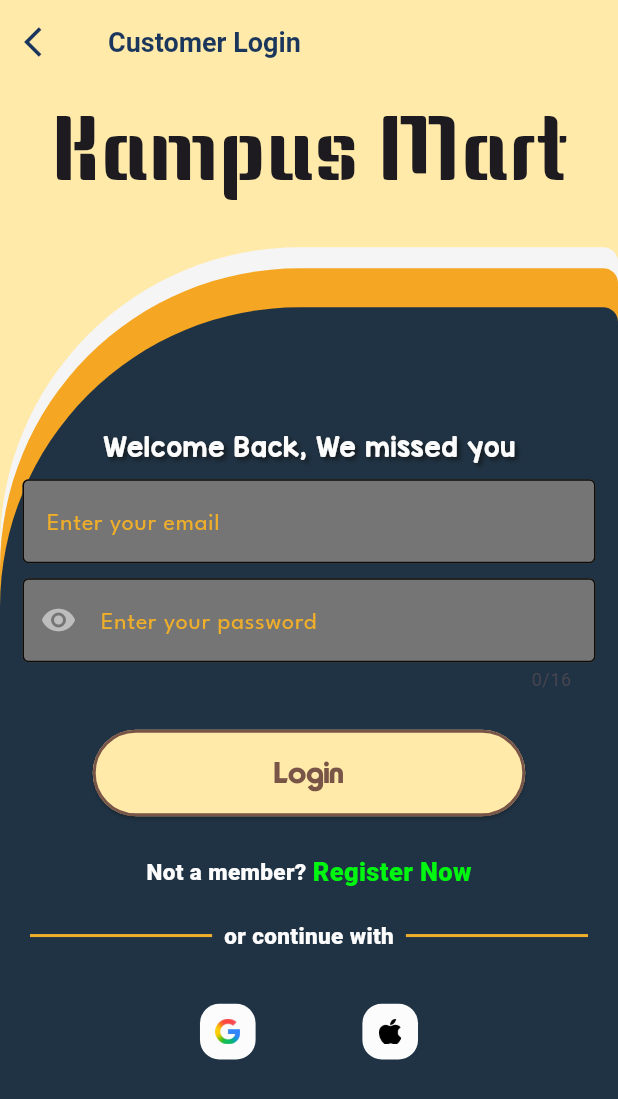
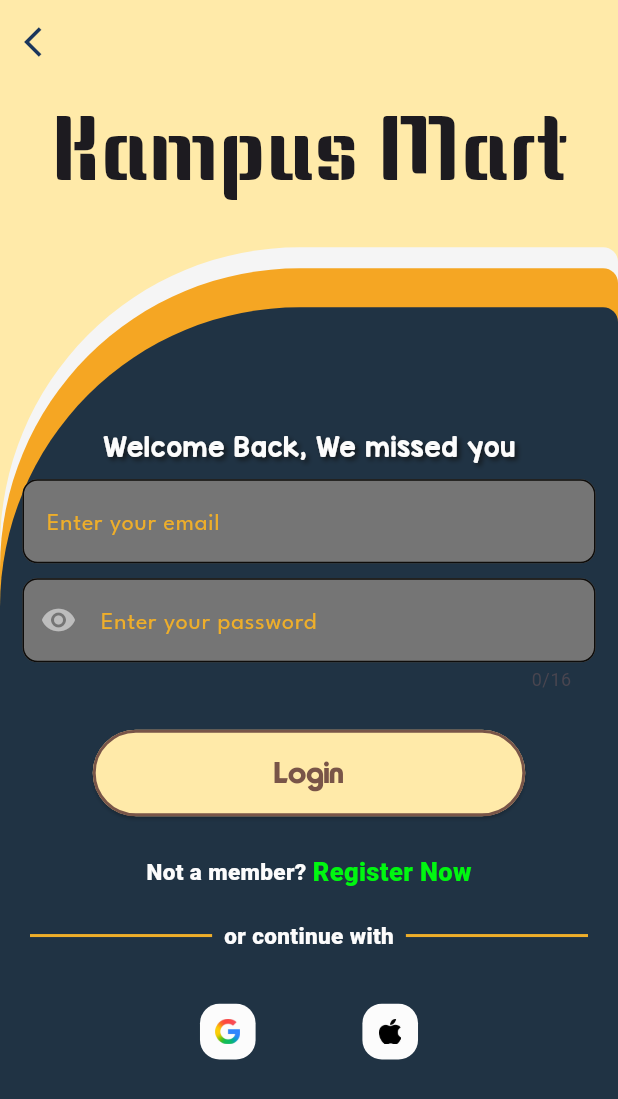
Before and after one commit to Mukian-Mayan/Kampus_Mart-, a Flutter app: the LoginOrRegisterPage screen opened by its route, after a tap on "Sign In", on a phone screen of 412 x 824 dp. Shown: the top 1099 px of the screen. Run offline on Flutter 3.47's test engine with Material 3 defaults, Android fonts, the phone set to English and light mode, and no system bars; our stand-ins replace cloud_firestore, firebase_auth, firebase_core, firebase_storage, fl_chart, google_nav_bar and 4 more; accounts and stored records are empty; project files that could hold a hidden picture were left out.

Commit message:
app icon , border issues and fixed text fields.

```diff
--- a/lib/screens/login_page.dart
+++ b/lib/screens/login_page.dart
@@ -146,12 +146,12 @@ Future<UserRole> _getUserRole(String userId) async {
           onPressed: () => Navigator.pop(context),
           icon: const Icon(Icons.arrow_back_ios),
         ),
-        title: Text(
+        /*title: Text(
           widget.userRole == UserRole.seller
               ? 'Seller Login'
               : 'Customer Login',
           style: const TextStyle(fontSize: 18, fontWeight: FontWeight.w600),
-        ),
+        ),*/
       ),
       body: Stack(
         children: [
--- a/lib/widgets/my_textfield.dart
+++ b/lib/widgets/my_textfield.dart
@@ -37,9 +37,11 @@ class MyTextField extends StatelessWidget {
           decoration: InputDecoration(
             prefixIcon: prefix,
             enabledBorder: OutlineInputBorder(
+              borderRadius: BorderRadius.circular(10),
               borderSide: BorderSide(color: enabledColor),
             ),
             focusedBorder: OutlineInputBorder(
+              borderRadius: BorderRadius.circular(10),
               borderSide: BorderSide(color: focusedColor),
             ),
             filled: true,
```
Also changed, not shown: pubspec.yaml (+7 -0 lines), assets/kmart_logo.png (added), assets/logo.png (added), pubspec.lock, 29 other files.
